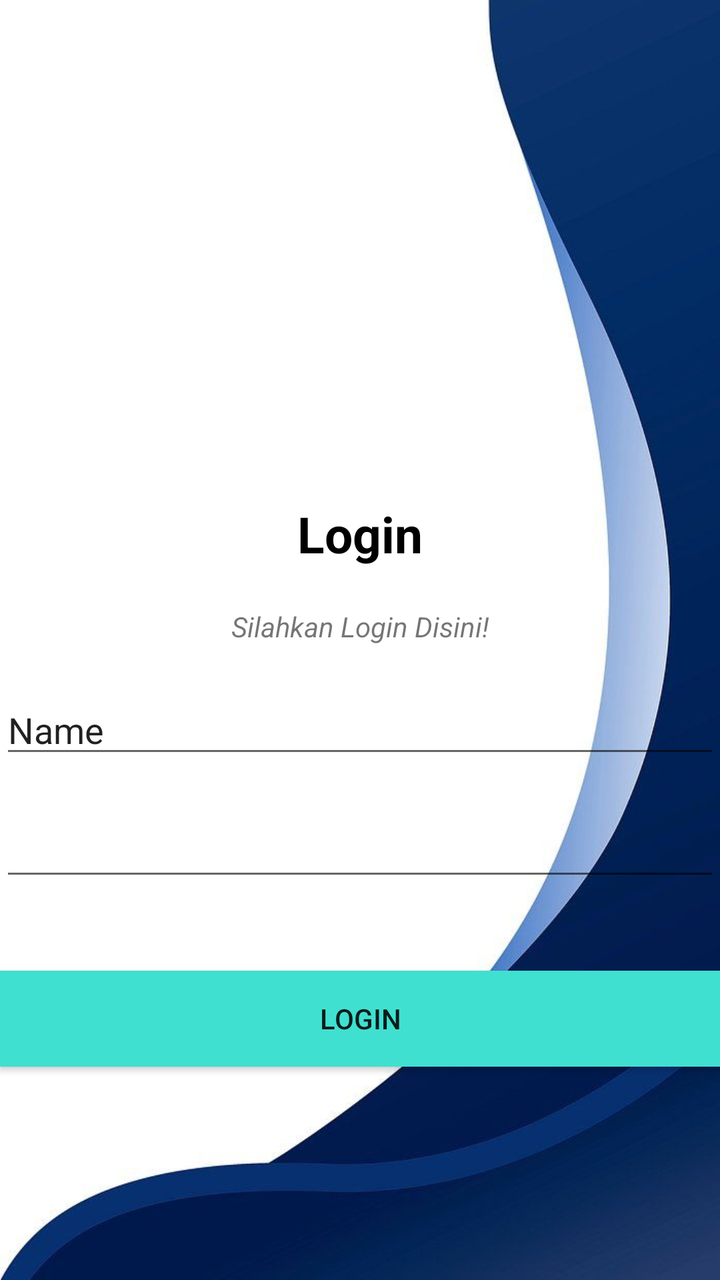
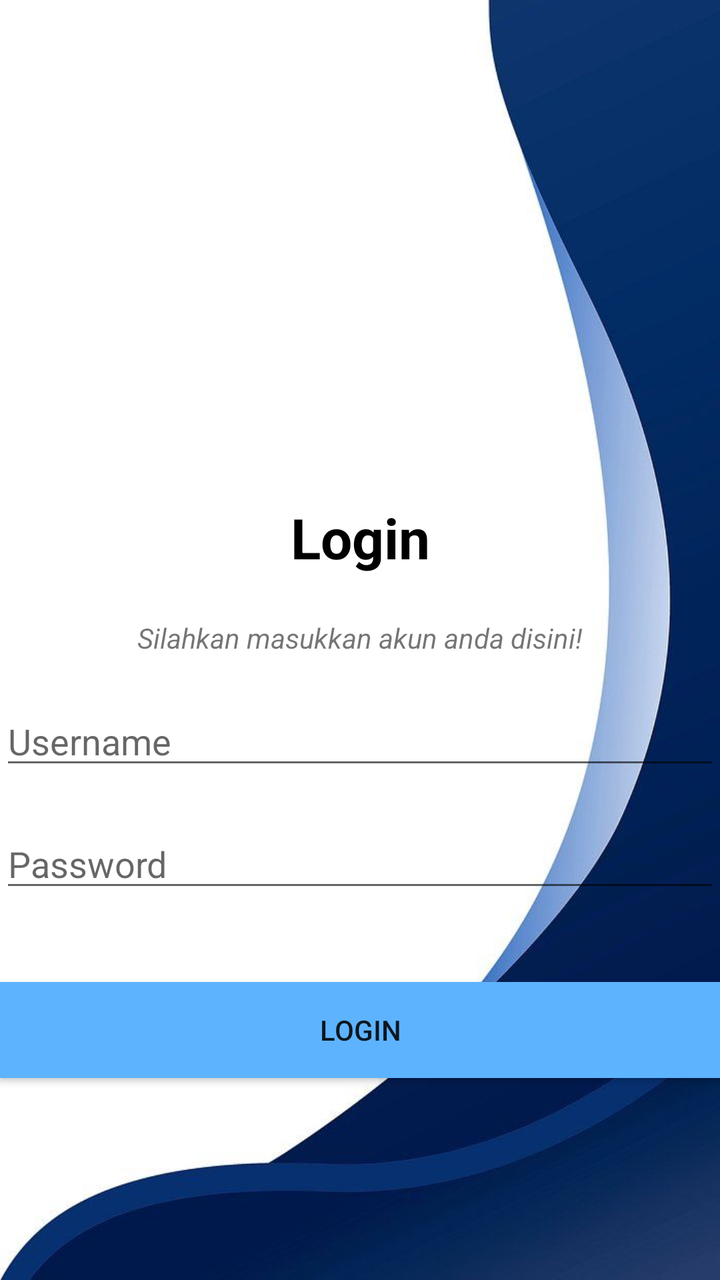

Before-and-after screenshots of an Android layout around one commit, followed by the original layout XML and the change that was made.
<!-- AndroidManifest.xml: application theme Theme._231106040875 -->
<!-- res/layout/activity_login.xml -->
<?xml version="1.0" encoding="utf-8"?>
<LinearLayout xmlns:android="http://schemas.android.com/apk/res/android"
    xmlns:app="http://schemas.android.com/apk/res-auto"
    xmlns:tools="http://schemas.android.com/tools"
    android:id="@+id/main"
    android:layout_width="match_parent"
    android:layout_height="match_parent"
    android:orientation="vertical"
    android:background="@drawable/bglogin"
    tools:context=".LoginActivity">

    <TextView
        android:id="@+id/textView9"
        android:layout_width="match_parent"
        android:layout_height="wrap_content"
        android:layout_marginTop="250dip"
        android:gravity="center_horizontal"
        android:textSize="25dip"
        android:textColor="@color/black"
        android:textStyle="bold"
        android:text="@string/login_title" />

    <TextView
        android:id="@+id/textView10"
        android:layout_width="match_parent"
        android:layout_height="wrap_content"
        android:layout_marginTop="20dip"
        android:gravity="center_horizontal"
        android:textStyle="italic"
        android:text="@string/login_desc" />

    <EditText
        android:id="@+id/editTextText"
        android:layout_width="match_parent"
        android:layout_height="wrap_content"
        android:layout_marginTop="20dip"
        android:layout_marginBottom="20dip"
        android:ems="10"
        android:inputType="text"
        android:text="Name" />

    <EditText
        android:id="@+id/editTextTextPassword"
        android:layout_width="match_parent"
        android:layout_height="wrap_content"
        android:ems="10"
        android:layout_marginBottom="40dip"
        android:inputType="textPassword" />

    <Button
        android:id="@+id/btnLogin"
        android:layout_width="match_parent"
        android:layout_height="wrap_content"
        android:background="@color/tosca"
        android:text="@string/btn_login" />
</LinearLayout>
<!-- resources referenced by this layout -->
<resources>
  <color name="black">#FF000000</color>
  <color name="tosca">#40E0D0</color>
  <!-- drawable bglogin: jpg bitmap (drawable, 22945 bytes) -->
  <string name="btn_login">Login</string>
  <string name="login_desc">Silahkan Login Disini!</string>
  <string name="login_title">Login</string>
  <style name="Theme._231106040875" parent="Base.Theme._231106040875" />
  <style name="Base.Theme._231106040875" parent="Theme.Design.Light.NoActionBar">
          
          
      </style>
</resources>

<!-- the commit's change to res/layout/activity_login.xml (unified diff, before → after) -->
@@ -15,7 +15,7 @@
         android:layout_height="wrap_content"
         android:layout_marginTop="250dip"
         android:gravity="center_horizontal"
-        android:textSize="25dip"
+        android:textSize="28sp"
         android:textColor="@color/black"
         android:textStyle="bold"
         android:text="@string/login_title" />
@@ -24,33 +24,32 @@
         android:id="@+id/textView10"
         android:layout_width="match_parent"
         android:layout_height="wrap_content"
-        android:layout_marginTop="20dip"
+        android:layout_marginTop="22sp"
         android:gravity="center_horizontal"
         android:textStyle="italic"
-        android:text="@string/login_desc" />
+        android:text="@string/login_intro" />
 
     <EditText
-        android:id="@+id/editTextText"
+        android:id="@+id/edtUsername"
         android:layout_width="match_parent"
         android:layout_height="wrap_content"
         android:layout_marginTop="20dip"
         android:layout_marginBottom="20dip"
-        android:ems="10"
         android:inputType="text"
-        android:text="Name" />
+        android:hint="Username"/>
 
     <EditText
-        android:id="@+id/editTextTextPassword"
+        android:id="@+id/edtPassword"
         android:layout_width="match_parent"
         android:layout_height="wrap_content"
-        android:ems="10"
         android:layout_marginBottom="40dip"
+        android:hint="Password"
         android:inputType="textPassword" />
 
     <Button
         android:id="@+id/btnLogin"
         android:layout_width="match_parent"
         android:layout_height="wrap_content"
-        android:background="@color/tosca"
+        android:background="@color/biru"
         android:text="@string/btn_login" />
 </LinearLayout>
<!-- resource entries referenced after the edit -->
@@ -1,10 +1,10 @@
 <!-- resources referenced by this layout -->
 <resources>
+  <color name="biru">#5EB3FF</color>
   <color name="black">#FF000000</color>
-  <color name="tosca">#40E0D0</color>
   <!-- drawable bglogin: jpg bitmap (drawable, 22945 bytes) -->
   <string name="btn_login">Login</string>
-  <string name="login_desc">Silahkan Login Disini!</string>
+  <string name="login_intro">Silahkan masukkan akun anda disini!</string>
   <string name="login_title">Login</string>
   <style name="Theme._231106040875" parent="Base.Theme._231106040875" />
   <style name="Base.Theme._231106040875" parent="Theme.Design.Light.NoActionBar">
